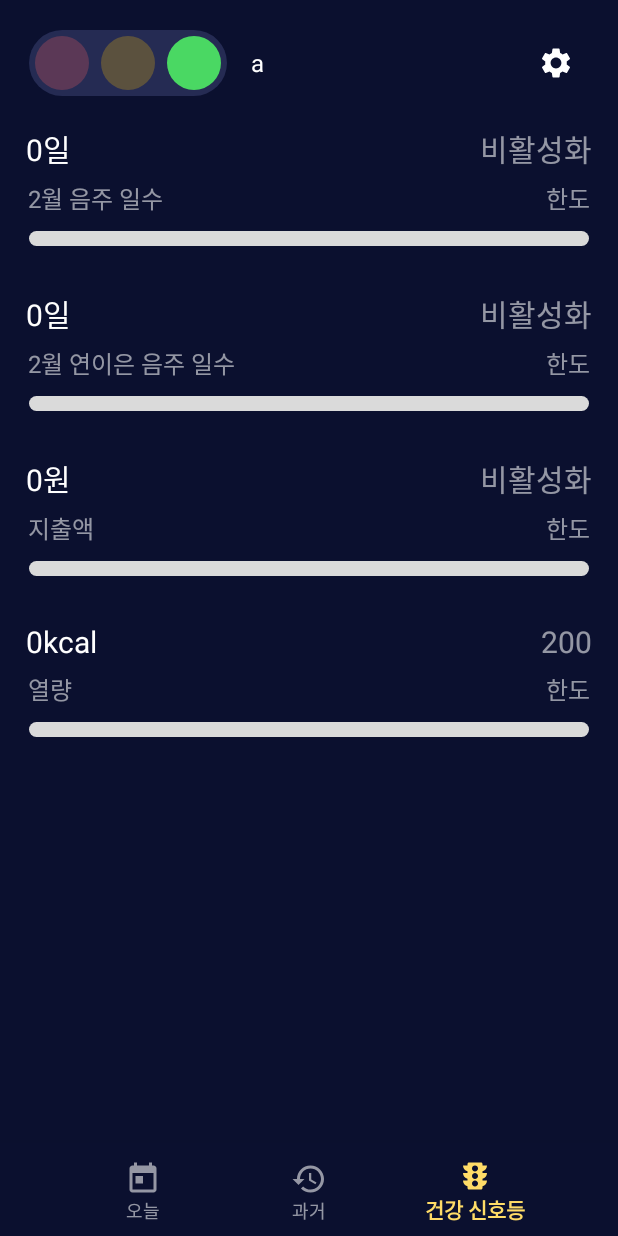
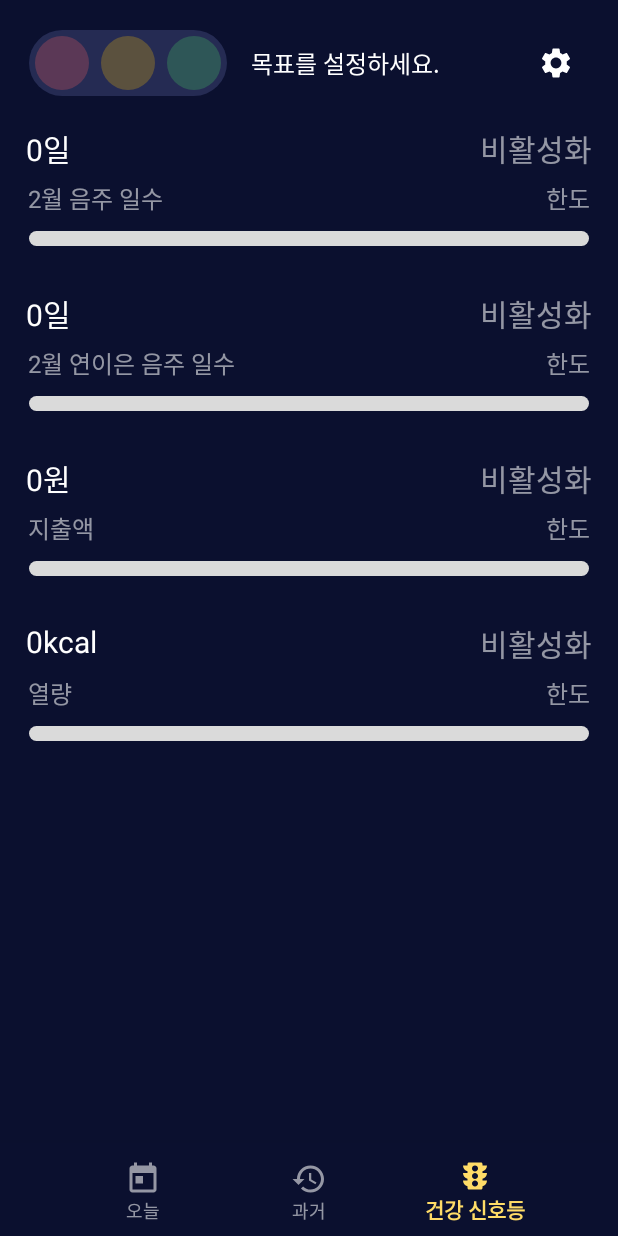
Before and after one commit to herojeff02/Sulchedule_Android, an Android app: the screen it shows after launch (MainActivity), item 3 of the bottom bar chosen, on a phone screen of 412 x 824 dp. Run offline under Robolectric (Android 15) with nearby library versions, the phone set to English and light mode, and no system bars.

Commit message:
Changed encouragement text

```diff
--- a/app/src/main/java/com/herojeff/sulchedule/TrafficFragment.java
+++ b/app/src/main/java/com/herojeff/sulchedule/TrafficFragment.java
@@ -67,23 +67,24 @@ public class TrafficFragment extends Fragment {
         final float alpha = 0.25f;
 
         double k = SharedResources.getRecordMonth().getTrafficSignal();
+
         if (k < 0) {
-            text_encouragement.setText("less than 0");
+            text_encouragement.setText("목표를 설정하세요.");
             traffic_red.setAlpha(alpha);
             traffic_yellow.setAlpha(alpha);
             traffic_green.setAlpha(alpha);
         } else if (k < 0.7) {
-            text_encouragement.setText("a");
+            text_encouragement.setText("잘 하고 있어요!");
             traffic_red.setAlpha(alpha);
             traffic_yellow.setAlpha(alpha);
             traffic_green.setAlpha(1f);
         } else if (k < 1) {
-            text_encouragement.setText("b");
+            text_encouragement.setText("아슬아슬해요!");
             traffic_red.setAlpha(alpha);
             traffic_yellow.setAlpha(1f);
             traffic_green.setAlpha(alpha);
         } else {
-            text_encouragement.setText("c");
+            text_encouragement.setText("어떡하려고 그래요…?");
             traffic_red.setAlpha(1f);
             traffic_yellow.setAlpha(alpha);
             traffic_green.setAlpha(alpha);
--- a/app/src/main/java/com/herojeff/sulchedule/TrafficGoalRecyclerViewAdapter.java
+++ b/app/src/main/java/com/herojeff/sulchedule/TrafficGoalRecyclerViewAdapter.java
@@ -29,9 +29,6 @@ public class TrafficGoalRecyclerViewAdapter extends RecyclerView.Adapter<Traffic
         year = SharedResources.getYear();
         month = SharedResources.getMonth();
         recordMonth = SharedResources.getRecordMonth(year, month);
-
-        recordMonth.setGoal_caloriesOfMonth(200);
-        recordMonth.setEnable_caloriesOfMonth(true);
 
         enabled = new boolean[]{
                 recordMonth.isEnable_daysOfMonth(), recordMonth.isEnable_streakOfMonth(), recordMonth.isEnable_totalExpense(), recordMonth.isEnable_caloriesOfMonth()
```
